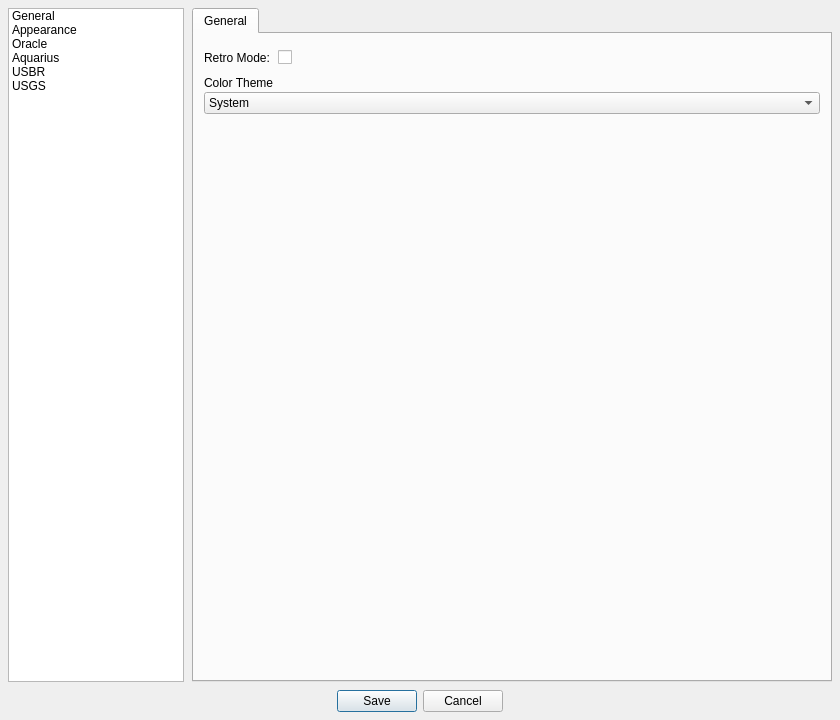
Old version of the form ui/winOptions.ui in the repository S31F3R/DataDoctor.
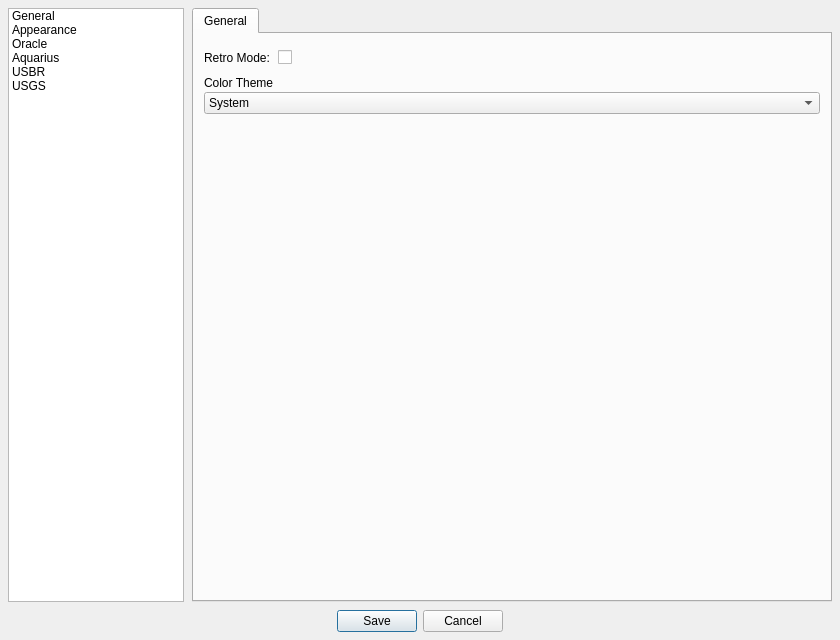
New version of the form. The open tabs and pages were chosen to show the change. Icons and pictures are not drawn.

Patch:
```diff
--- a/ui/winOptions.ui
+++ b/ui/winOptions.ui
@@ -7,13 +7,13 @@
     <x>0</x>
     <y>0</y>
     <width>840</width>
-    <height>720</height>
+    <height>640</height>
    </rect>
   </property>
   <property name="minimumSize">
    <size>
     <width>760</width>
-    <height>680</height>
+    <height>580</height>
    </size>
   </property>
   <property name="windowTitle">
@@ -496,7 +496,7 @@
                 <number>0</number>
                </property>
                <property name="bottomMargin">
-                <number>8</number>
+                <number>2</number>
                </property>
                <item>
                 <widget class="QLabel" name="lblcbColorTheme">
```
